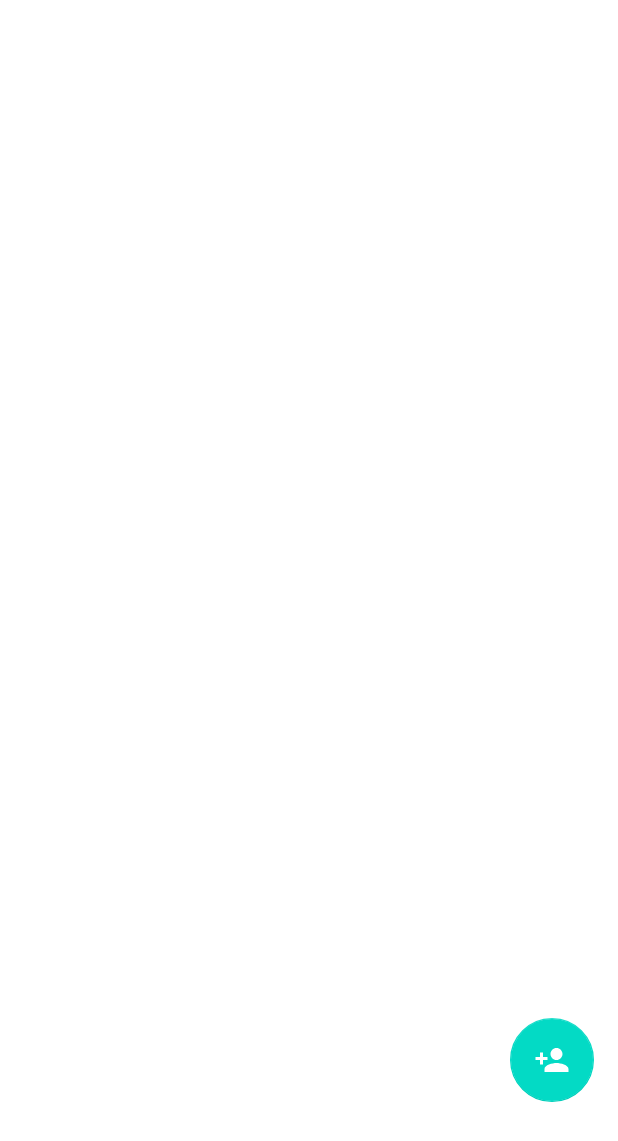
After one commit to joel-rodgers/Finder-Kenya, an Android app: the MPList screen opened directly, with no data from a screen before it, on a phone screen of 412 x 824 dp. The commit adds this screen. Shown: the top 1141 px of the screen. Run offline under Robolectric (Android 15) with nearby library versions, the phone set to English and light mode, and no system bars; our stand-ins replace CircleImageView, Firebase (no records; nobody signed in at launch, a user with empty details on screens opened directly).

Commit message:
Missing persons in recycler view complete

```diff
--- a/app/src/main/AndroidManifest.xml
+++ b/app/src/main/AndroidManifest.xml
@@ -11,6 +11,9 @@
         android:roundIcon="@mipmap/ic_launcher_round"
         android:supportsRtl="true"
         android:theme="@style/Theme.FinderKenya">
+        <activity
+            android:name=".MPList"
+            android:exported="true" />
         <activity
             android:name=".MissingPersons"
             android:exported="true" />
--- /dev/null
+++ b/app/src/main/java/com/example/finderkenya/MPList.java
@@ -0,0 +1,73 @@
+package com.example.finderkenya;
+
+import androidx.annotation.NonNull;
+import androidx.appcompat.app.AppCompatActivity;
+import androidx.recyclerview.widget.LinearLayoutManager;
+import androidx.recyclerview.widget.RecyclerView;
+
+import android.content.Intent;
+import android.os.Bundle;
+import android.view.View;
+
+import com.google.android.material.floatingactionbutton.FloatingActionButton;
+import com.google.firebase.database.DataSnapshot;
+import com.google.firebase.database.DatabaseError;
+import com.google.firebase.database.DatabaseReference;
+import com.google.firebase.database.FirebaseDatabase;
+import com.google.firebase.database.ValueEventListener;
+
+import java.util.ArrayList;
+
+public class MPList extends AppCompatActivity {
+
+    RecyclerView recyclerView;
+    DatabaseReference database;
+    MyAdapter myAdapter;
+    ArrayList<MPHelperClass> list;
+    FloatingActionButton fab;
+
+    @Override
+    protected void onCreate(Bundle savedInstanceState) {
+        super.onCreate(savedInstanceState);
+        setContentView(R.layout.activity_mplist);
+
+        recyclerView = findViewById(R.id.mpList);
+        database = FirebaseDatabase.getInstance().getReference("missing_persons");
+        recyclerView.setHasFixedSize(true);
+        recyclerView.setLayoutManager(new LinearLayoutManager(this));
+
+        list = new ArrayList<>();
+        myAdapter = new MyAdapter(this,list);
+        recyclerView.setAdapter(myAdapter);
+
+        fab = findViewById(R.id.fab);
+
+        fab.setOnClickListener(new  View.OnClickListener() {
+            @Override
+            public void onClick(View v) {
+                Intent intent = new Intent(MPList.this, MissingPersons.class );
+                startActivity(intent);
+            }
+        });
+
+        database.addValueEventListener(new ValueEventListener() {
+            @Override
+            public void onDataChange(@NonNull DataSnapshot snapshot) {
+
+                for(DataSnapshot dataSnapshot : snapshot.getChildren()){
+
+                    MPHelperClass mpHelperClass = dataSnapshot.getValue(MPHelperClass.class);
+                    list.add(mpHelperClass);
+
+                }
+                myAdapter.notifyDataSetChanged();
+
+            }
+
+            @Override
+            public void onCancelled(@NonNull DatabaseError error) {
+
+            }
+        });
+    }
+}
--- /dev/null
+++ b/app/src/main/java/com/example/finderkenya/MyAdapter.java
@@ -0,0 +1,74 @@
+package com.example.finderkenya;
+
+import android.content.Context;
+import android.view.LayoutInflater;
+import android.view.View;
+import android.view.ViewGroup;
+import android.widget.TextView;
+
+import androidx.annotation.NonNull;
+import androidx.recyclerview.widget.RecyclerView;
+
+import com.bumptech.glide.Glide;
+
+import java.util.ArrayList;
+
+import de.hdodenhof.circleimageview.CircleImageView;
+
+public class MyAdapter extends RecyclerView.Adapter<MyAdapter.MyViewHolder> {
+
+    Context context;
+
+    ArrayList<MPHelperClass> list;
+
+    public MyAdapter(Context context, ArrayList<MPHelperClass> list) {
+        this.context = context;
+        this.list = list;
+    }
+
+    @NonNull
+    @Override
+    public MyViewHolder onCreateViewHolder(@NonNull ViewGroup parent, int viewType) {
+        View v = LayoutInflater.from(context).inflate(R.layout.item,parent,false);
+        return new MyViewHolder(v);
+    }
+
+    @Override
+    public void onBindViewHolder(@NonNull MyViewHolder holder, int position) {
+
+        MPHelperClass mpHelperClass = list.get(position);
+        holder.victimName.setText(mpHelperClass.getVictimName());
+        holder.datePosted.setText(mpHelperClass.getDate());
+        holder.postedBy.setText(mpHelperClass.getFname());
+
+        //Glide.with(holder.postImage.getContext())
+               // .load(MPHelperClass.getImageUrl())
+               // .placeholder(R.drawable.profile)
+               // .circleCrop()
+                //.error(R.drawable.profile)
+               // .into(holder.postImage);
+
+
+
+    }
+
+    @Override
+    public int getItemCount() {
+        return list.size();
+    }
+
+    public static  class MyViewHolder extends RecyclerView.ViewHolder{
+
+        TextView victimName,datePosted,postedBy;
+        CircleImageView postImage;
+
+       public MyViewHolder(@NonNull View itemView) {
+           super(itemView);
+
+           victimName = itemView.findViewById(R.id.victimname);
+           datePosted = itemView.findViewById(R.id.datePosted);
+           postedBy = itemView.findViewById(R.id.reporter);
+           postImage = itemView.findViewById(R.id.victimImage);
+       }
+   }
+}
--- /dev/null
+++ b/app/src/main/res/drawable/ic_person_add.xml
@@ -0,0 +1,5 @@
+<vector android:height="24dp" android:tint="#FFFFFF"
+    android:viewportHeight="24" android:viewportWidth="24"
+    android:width="24dp" xmlns:android="http://schemas.android.com/apk/res/android">
+    <path android:fillColor="@android:color/white" android:pathData="M15,12c2.21,0 4,-1.79 4,-4s-1.79,-4 -4,-4 -4,1.79 -4,4 1.79,4 4,4zM6,10L6,7L4,7v3L1,10v2h3v3h2v-3h3v-2L6,10zM15,14c-2.67,0 -8,1.34 -8,4v2h16v-2c0,-2.66 -5.33,-4 -8,-4z"/>
+</vector>
--- a/app/src/main/res/layout/activity_main.xml
+++ b/app/src/main/res/layout/activity_main.xml
@@ -102,6 +102,7 @@
             </androidx.cardview.widget.CardView>
 
             <androidx.cardview.widget.CardView
+                android:id="@+id/missingpersons"
                 android:layout_width="150dp"
                 android:layout_height="150dp"
                 android:layout_margin="10dp"
--- /dev/null
+++ b/app/src/main/res/layout/activity_mplist.xml
@@ -0,0 +1,33 @@
+<?xml version="1.0" encoding="utf-8"?>
+<androidx.constraintlayout.widget.ConstraintLayout xmlns:android="http://schemas.android.com/apk/res/android"
+    xmlns:app="http://schemas.android.com/apk/res-auto"
+    xmlns:tools="http://schemas.android.com/tools"
+    android:layout_width="match_parent"
+    android:layout_height="match_parent"
+    tools:context=".MPList">
+
+    <androidx.recyclerview.widget.RecyclerView
+        android:id="@+id/mpList"
+        android:layout_width="match_parent"
+        android:layout_height="match_parent"
+        app:layout_constraintBottom_toBottomOf="parent"
+        app:layout_constraintEnd_toEndOf="parent"
+        app:layout_constraintStart_toStartOf="parent"
+        app:layout_constraintTop_toTopOf="parent"/>
+    <com.google.android.material.floatingactionbutton.FloatingActionButton
+        android:id="@+id/fab"
+        android:layout_width="wrap_content"
+        android:layout_height="wrap_content"
+        android:backgroundTint="@color/teal_200"
+        app:tint="@null"
+        android:src="@drawable/ic_person_add"
+        app:layout_constraintVertical_bias="0.9"
+        app:layout_constraintHorizontal_bias="1"
+        android:layout_margin="16dp"
+        app:layout_constraintBottom_toBottomOf="parent"
+        app:layout_constraintEnd_toEndOf="parent"
+        app:layout_constraintStart_toStartOf="parent"
+        app:layout_constraintTop_toTopOf="parent"
+        />
+
+</androidx.constraintlayout.widget.ConstraintLayout>
```
Also changed, not shown: app/src/main/java/com/example/finderkenya/MPHelperClass.java (+14 -2 lines), app/src/main/java/com/example/finderkenya/MainActivity.java (+9 -0 lines), app/src/main/java/com/example/finderkenya/MissingPersons.java (+22 -10 lines), app/src/main/res/layout/item.xml (added, +111 -0 lines).
